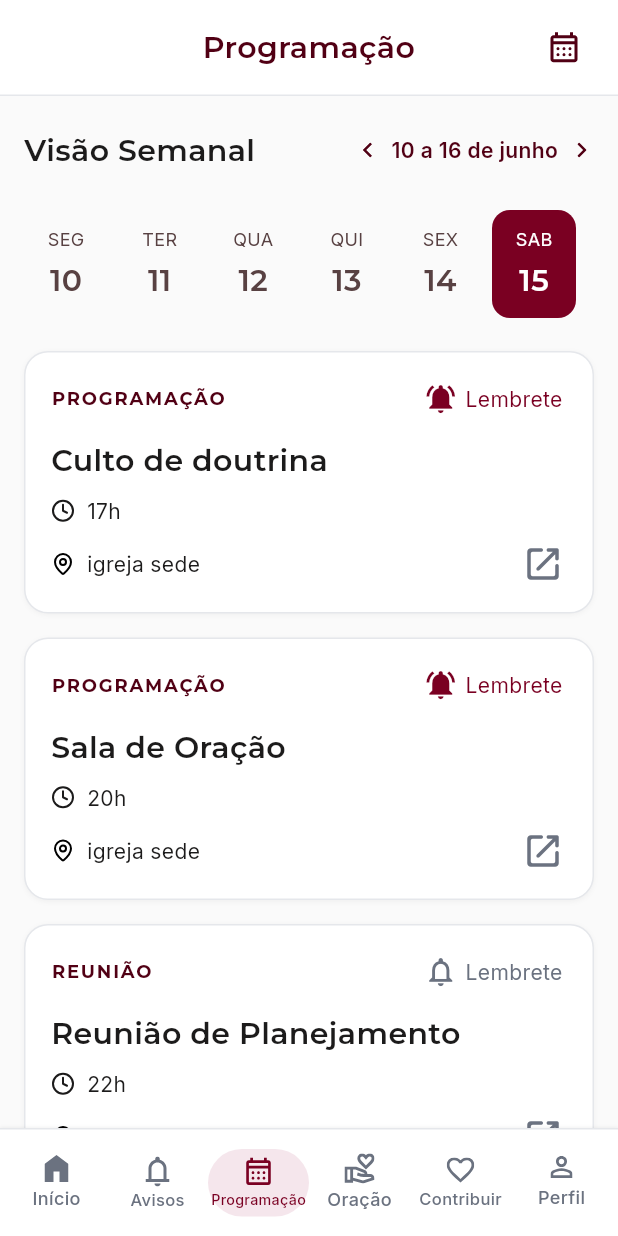
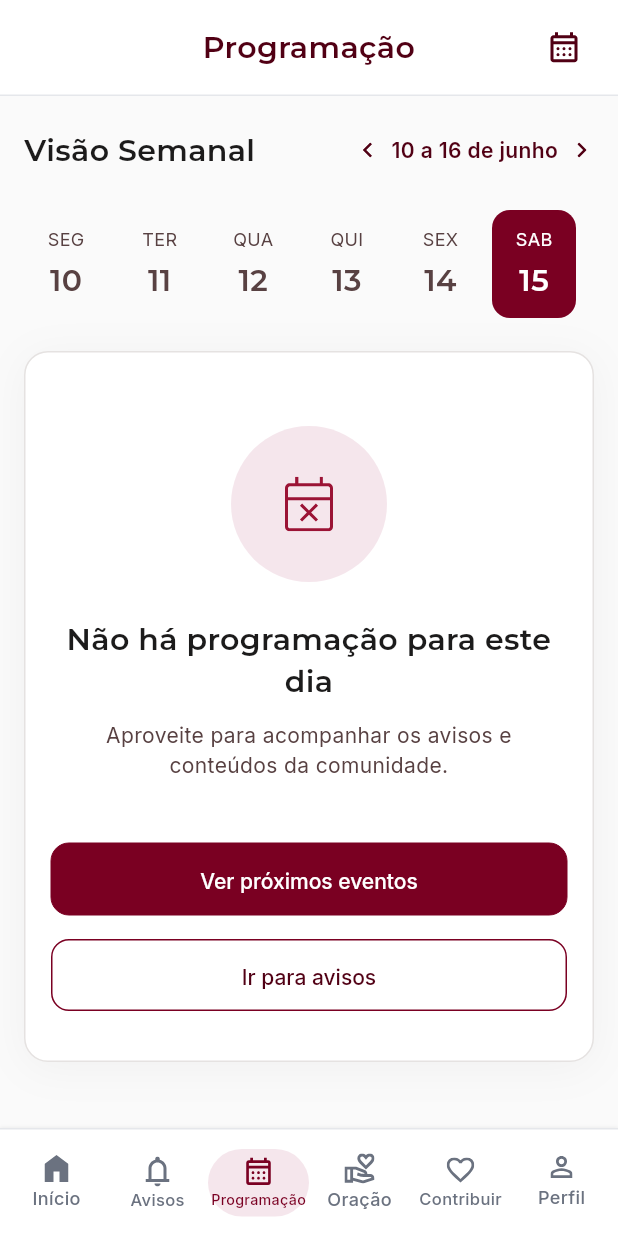
Before and after one commit to GabrielBielFerreira/Comunindade-Nova-alianca-APP, a Flutter app: the ProgramacaoScreen screen opened by its route, on a phone screen of 412 x 824 dp. Run offline on Flutter 3.47's test engine with Material 3 defaults, Android fonts, the phone set to English and light mode, and no system bars; our stand-ins replace cloud_firestore, firebase_auth, firebase_core, firebase_messaging, flutter_riverpod, flutter_svg and 4 more; accounts and stored records are empty; generated files the repository leaves out were written again; statements that could not run were skipped.

Commit message:
feat(programacao): liga eventos ao Firestore (stream proximos, loading/vazio/erro, visitante ve so publicos, detalhe mapeado); estado vazio honesto

```diff
--- /dev/null
+++ b/lib/features/eventos/providers/eventos_providers.dart
@@ -0,0 +1,12 @@
+import 'package:flutter_riverpod/flutter_riverpod.dart';
+
+import '../data/evento_model.dart';
+import '../data/eventos_repository.dart';
+
+final eventosRepositoryProvider =
+    Provider<EventosRepository>((ref) => EventosRepository());
+
+final eventosStreamProvider =
+    StreamProvider.autoDispose<List<EventoModel>>((ref) {
+  return ref.watch(eventosRepositoryProvider).streamProximos();
+});
--- a/lib/visual/screens/programacao_screen.dart
+++ b/lib/visual/screens/programacao_screen.dart
@@ -1,7 +1,11 @@
 import 'package:flutter/material.dart';
 import 'package:flutter/services.dart';
+import 'package:flutter_riverpod/flutter_riverpod.dart';
 import 'package:google_fonts/google_fonts.dart';
 
+import '../../core/utils/formatters.dart';
+import '../../features/eventos/data/evento_model.dart';
+import '../../features/eventos/providers/eventos_providers.dart';
 import '../mock/programacao_mock_data.dart';
 import '../visual_router.dart';
 import '../widgets/auth_widgets.dart';
@@ -11,7 +15,35 @@ import '../widgets/programacao_card.dart';
 import '../widgets/visitor_bottom_navigation.dart';
 import 'programacao_detalhes_screen.dart';
 
-class ProgramacaoScreen extends StatefulWidget {
+String _categoriaEvento(TipoEvento t) => switch (t) {
+      TipoEvento.culto => 'Culto',
+      TipoEvento.ministerio => 'Ministério',
+      TipoEvento.eventoEspecial => 'Evento especial',
+    };
+
+ProgramacaoEventData _eventoParaCard(EventoModel e) => ProgramacaoEventData(
+      category: _categoriaEvento(e.tipo),
+      title: e.titulo,
+      time: e.horario,
+      location: e.local,
+      reminderEnabled: false,
+    );
+
+ProgramacaoDetalhesData _eventoParaDetalhes(EventoModel e) =>
+    ProgramacaoDetalhesData(
+      title: e.titulo,
+      dayTimeSummary: '${Formatters.data(e.data)} • ${e.horario}',
+      locationSummary: e.local,
+      description: e.descricao,
+      date: Formatters.data(e.data),
+      time: e.horario,
+      audience: e.publico ? 'Aberto a todos' : 'Membros',
+      locationName: e.local,
+      address: '',
+      hasLiveStream: false,
+    );
+
+class ProgramacaoScreen extends ConsumerStatefulWidget {
   const ProgramacaoScreen({
     super.key,
     required this.isLeader,
@@ -22,10 +54,10 @@ class ProgramacaoScreen extends StatefulWidget {
   final bool isVisitor;
 
   @override
-  State<ProgramacaoScreen> createState() => _ProgramacaoScreenState();
+  ConsumerState<ProgramacaoScreen> createState() => _ProgramacaoScreenState();
 }
 
-class _ProgramacaoScreenState extends State<ProgramacaoScreen> {
+class _ProgramacaoScreenState extends ConsumerState<ProgramacaoScreen> {
   static const _designWidth = 390.0;
   static const _background = Color(0xFFFAFAFA);
   static const _primary = Color(0xFF7A0022);
@@ -36,15 +68,6 @@ class _ProgramacaoScreenState extends State<ProgramacaoScreen> {
   static const _soft = Color(0xFFF5E6EC);
 
   int _selectedDay = ProgramacaoMockData.eventDay;
-  late List<ProgramacaoEventData> _events;
-
-  @override
-  void initState() {
-    super.initState();
-    _events = List<ProgramacaoEventData>.of(ProgramacaoMockData.events);
-  }
-
-  bool get _hasEvents => _selectedDay == ProgramacaoMockData.eventDay;
 
   void _showMessage(String message) {
     final bottomMargin = MediaQuery.paddingOf(context).bottom + 76;
@@ -60,19 +83,65 @@ class _ProgramacaoScreenState extends State<ProgramacaoScreen> {
       );
   }
 
-  void _toggleReminder(int index) {
-    setState(() {
-      _events[index] = _events[index].copyWith(
-        reminderEnabled: !_events[index].reminderEnabled,
-      );
-    });
-    _showMessage('Lembrete atualizado visualmente');
-  }
-
   void _goToNotices() {
     Navigator.pushNamed(
       context,
       widget.isLeader ? VisualRoutes.avisosLeader : VisualRoutes.avisos,
+    );
+  }
+
+  Widget _buildEventos(double scale) {
+    final async = ref.watch(eventosStreamProvider);
+    return async.when(
+      loading: () => Padding(
+        padding: EdgeInsets.symmetric(vertical: 48 * scale),
+        child: const Center(child: CircularProgressIndicator()),
+      ),
+      error: (_, _) => Padding(
+        padding: EdgeInsets.symmetric(vertical: 24 * scale),
+        child: Text(
+          'Não foi possível carregar a programação. Verifique sua conexão.',
+          textAlign: TextAlign.center,
+          style: GoogleFonts.inter(fontSize: 15 * scale, color: _body),
+        ),
+      ),
+      data: (eventos) {
+        final lista =
+            widget.isVisitor ? eventos.where((e) => e.publico).toList() : eventos;
+        if (lista.isEmpty) {
+          return _EmptyProgramacao(
+            scale: scale,
+            onNextEvents: () => _showMessage('Nenhum evento futuro no momento.'),
+            onNotices: _goToNotices,
+          );
+        }
+        return Column(
+          children: [
+            for (var index = 0; index < lista.length; index++) ...[
+              ProgramacaoCard(
+                event: _eventoParaCard(lista[index]),
+                scale: scale,
+                onReminderTap: () => _showMessage(
+                  'Você receberá um lembrete por notificação.',
+                ),
+                onDetailsTap: () => Navigator.push(
+                  context,
+                  MaterialPageRoute<void>(
+                    settings: const RouteSettings(
+                      name: VisualRoutes.programacaoDetalhes,
+                    ),
+                    builder: (_) => ProgramacaoDetalhesScreen(
+                      details: _eventoParaDetalhes(lista[index]),
+                      isLeader: widget.isLeader,
+                    ),
+                  ),
+                ),
+              ),
+              if (index < lista.length - 1) SizedBox(height: 16 * scale),
+            ],
+          ],
+        );
+      },
     );
   }
 
@@ -137,49 +206,7 @@ class _ProgramacaoScreenState extends State<ProgramacaoScreen> {
                                 },
                               ),
                               SizedBox(height: 22 * scale),
-                              if (_hasEvents)
-                                for (
-                                  var index = 0;
-                                  index < _events.length;
-                                  index++
-                                ) ...[
-                                  ProgramacaoCard(
-                                    event: _events[index],
-                                    scale: scale,
-                                    onReminderTap: () => _toggleReminder(index),
-                                    onDetailsTap: () => Navigator.push(
-                                      context,
-                                      MaterialPageRoute<void>(
-                                        settings: const RouteSettings(
-                                          name:
-                                              VisualRoutes.programacaoDetalhes,
-                                        ),
-                                        builder: (_) =>
-                                            ProgramacaoDetalhesScreen(
-                                              details: index == 0
-                                                  ? ProgramacaoMockData
-                                                        .liveDetails
-                                                  : ProgramacaoMockData
-                                                        .standardDetails,
-                                              isLeader: widget.isLeader,
-                                            ),
-                                      ),
-                                    ),
-                                  ),
-                                  if (index < _events.length - 1)
-                                    SizedBox(height: 16 * scale),
-                                ]
-                              else
-                                _EmptyProgramacao(
-                                  scale: scale,
-                                  onNextEvents: () {
-                                    setState(
-                                      () => _selectedDay =
-                                          ProgramacaoMockData.eventDay,
-                                    );
-                                  },
-                                  onNotices: _goToNotices,
-                                ),
+                              _buildEventos(scale),
                             ],
                           ),
                         ),
```
Also changed, not shown: lib/features/eventos/data/eventos_repository.dart (added, +24 -0 lines).
